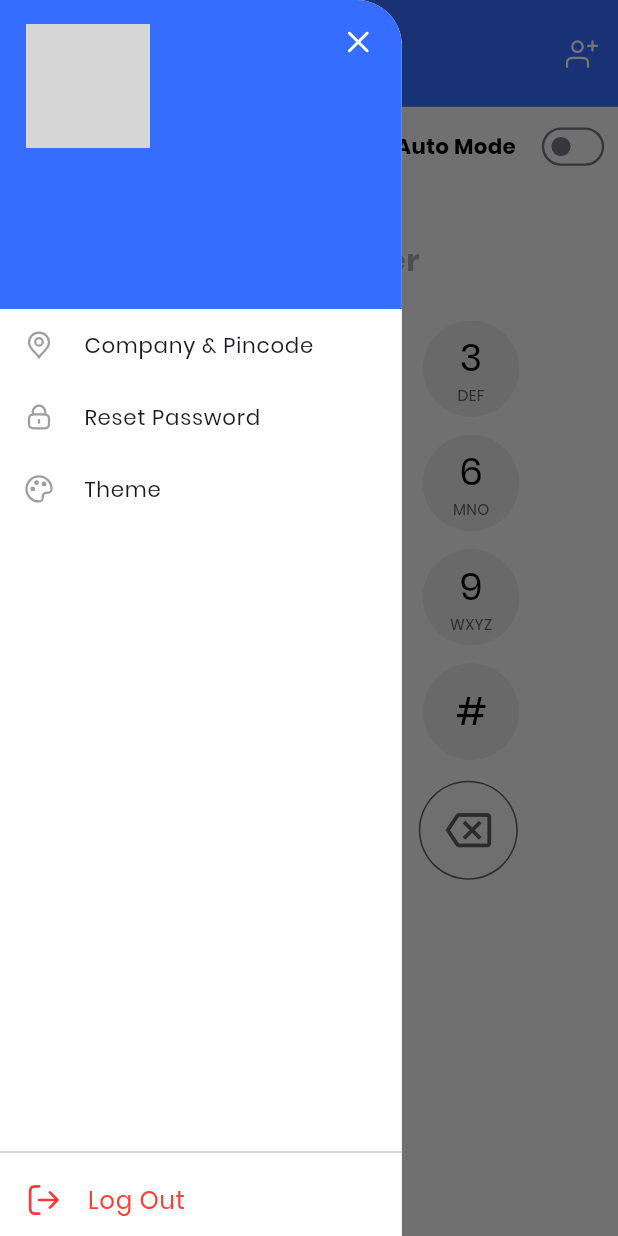
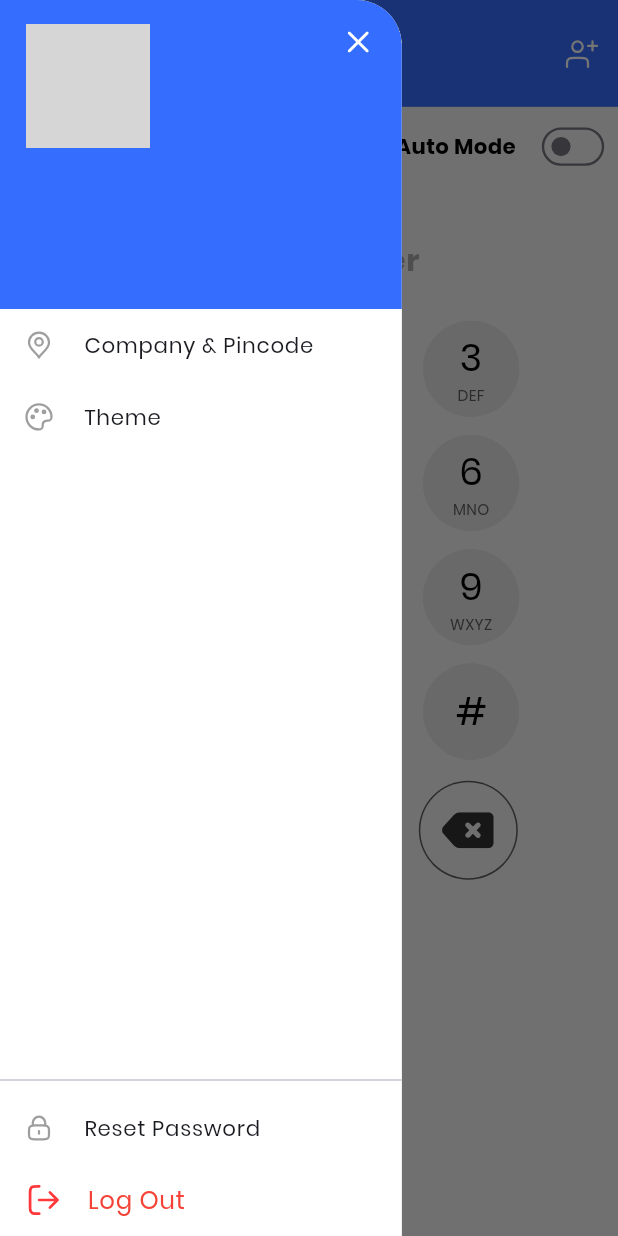
Before and after one commit to LiveTracko/Smart_Solution, a Flutter app: the DialerScreen screen opened directly, with the side drawer open, on a phone screen of 412 x 824 dp. Run offline on Flutter 3.47's test engine with Material 3 defaults, Android fonts, the phone set to English and light mode, and no system bars; our stand-ins replace calendar_date_picker2, connectivity_plus, firebase_core, firebase_messaging, flutter_colorpicker, flutter_local_notifications and 13 more; missing offline and left inert: in_app_update, mobile_scanner, phone_state, syncfusion_flutter_pdfviewer; accounts and stored records are empty; network calls fail; project files that could hold a hidden picture were left out; grey boxes are pictures that could not be loaded.

Commit message:
change in theme

```diff
--- a/lib/views/dialer_screen.dart
+++ b/lib/views/dialer_screen.dart
@@ -59,7 +59,7 @@ class _DialerScreenState extends State<DialerScreen> {
           },
         )
       ],
-      title: 'Dialler',
+      title: 'Dialer',
       showBack: false,
       isDrawer: true,
       body: SingleChildScrollView(
@@ -412,8 +412,8 @@ class _DialerScreenState extends State<DialerScreen> {
                     SizedBox(width: 5.w), // spacing
                     Expanded(
                       child: _buildIconButton(
-                        Icons.backspace_outlined,
-                        AppColors.greyColor,
+                        "assets/images/dialer_back.svg",
+                        AppColors.blackColor,
                         _removeNumber,
                       ),
                     ),
@@ -495,7 +495,8 @@ class _DialerScreenState extends State<DialerScreen> {
     );
   }
 
-  Widget _buildIconButton(IconData icon, Color color, VoidCallback? onPressed) {
+  Widget _buildIconButton(
+      String svgPath, Color color, VoidCallback? onPressed) {
     return CircleAvatar(
       radius: 33,
       backgroundColor: AppColors.secondaryColor,
@@ -503,12 +504,13 @@ class _DialerScreenState extends State<DialerScreen> {
         color: AppColors.greyColor,
         shape: const CircleBorder(),
         child: SizedBox(
-          height: 64, // circle size
+          height: 64.h, // circle size
           width: 64,
           child: IconButton(
-            icon: Icon(icon, color: AppColors.secondaryColor),
-            iconSize: 30.r,
             onPressed: onPressed,
+            icon: SvgPicture.asset(
+              svgPath,
+            ),
           ),
         ),
       ),
--- a/lib/views/drawer.dart
+++ b/lib/views/drawer.dart
@@ -7,6 +7,7 @@ import 'package:shared_preferences/shared_preferences.dart';
 import 'package:smart_solutions/constants/static_stored_data.dart';
 import 'package:smart_solutions/controllers/login_controllers.dart';
 import 'package:smart_solutions/controllers/profile_controller.dart';
+import 'package:smart_solutions/views/followBackForm.dart';
 import 'package:smart_solutions/views/forget_password.dart';
 import 'package:smart_solutions/views/hrms/hrm_screen.dart';
 import 'package:smart_solutions/views/listing_screen.dart';
@@ -75,7 +76,7 @@ class _CustomDrawerState extends State<CustomDrawer> {
                     crossAxisAlignment: CrossAxisAlignment.start,
                     children: [
                       InkWell(
-                        onTap: () => Get.to(() => ProfilePage()),
+                        //onTap: () => Get.to(() => ProfilePage()),
                         child: CircleAvatar(
                           radius: screenHeight * 0.05, // responsive avatar
                           backgroundColor: Colors.white,
@@ -99,6 +100,16 @@ class _CustomDrawerState extends State<CustomDrawer> {
                           fontWeight: FontWeight.bold,
                           color: Colors.white,
                         ),
+                      ),
+                      SizedBox(
+                        height: 5.h,
+                      ),
+                      Text(
+                        StaticStoredData.roleName.isEmpty
+                            ? StaticStoredData.roleName.toUpperCase()
+                            : "",
+                        style: TextStyle(
+                            fontSize: 12.sp, color: AppColors.whiteColor),
                       ),
                     ],
                   ),
@@ -141,14 +152,14 @@ class _CustomDrawerState extends State<CustomDrawer> {
                         //     () {},
                         //   ),
                         // if (StaticStoredData.roleName == 'telecaller')
-                        _drawerSvgTile(
-                          'assets/drawer/lock.svg',
-                          'Reset Password',
-                          () => Get.to(() => const ForgetView()),
-                        ),
+                        // _drawerSvgTile(
+                        //   'assets/drawer/lock.svg',
+                        //   'Reset Password',
+                        //   () => Get.to(() => const ForgetView()),
+                        // ),
                         if (StaticStoredData.roleName == 'telecaller')
                           _drawerSvgTile(
-                            'assets/drawer/login_request.svg',
+                            'assets/drawer/hrm.svg',
                             'HRM',
                             () => Get.to(() => HrmScreen()),
                           ),
@@ -160,6 +171,12 @@ class _CustomDrawerState extends State<CustomDrawer> {
                         ),
                         const Spacer(),
                         const Divider(),
+
+                        _drawerSvgTile(
+                          'assets/drawer/lock.svg',
+                          'Reset Password',
+                          () => Get.to(() => const ForgetView()),
+                        ),
                         _drawerTile(
                           'assets/drawer/log_out.svg',
                           'Log Out',
--- a/lib/views/listing_screen.dart
+++ b/lib/views/listing_screen.dart
@@ -94,7 +94,7 @@ class _ListingScreenState extends State<ListingScreen> {
   Widget build(BuildContext context) {
     return CommonScaffold(
         title: 'Listing Page',
-        showBack: false,
+        showBack: true,
         key: _scaffoldKey,
         body: Column(children: [
           Container(
@@ -122,6 +122,7 @@ class _ListingScreenState extends State<ListingScreen> {
                         _chartCardsController.selectedIndex.value == 0
                             ? TextInputType.text
                             : TextInputType.number,
+                    showDatePickerIcon: false,
                     onClear: () {
                       searchController.clear();
                       _debounce?.cancel();
```
Also changed, not shown: lib/views/dashboard_screen.dart (+8 -7 lines), lib/views/hrms/mark_attendence_page.dart (+4 -4 lines), assets/drawer/hrm.svg (added), assets/images/dialer_back.svg (added), lib/views/hrms/attendence_detail_page.dart (line endings or trailing spaces).
